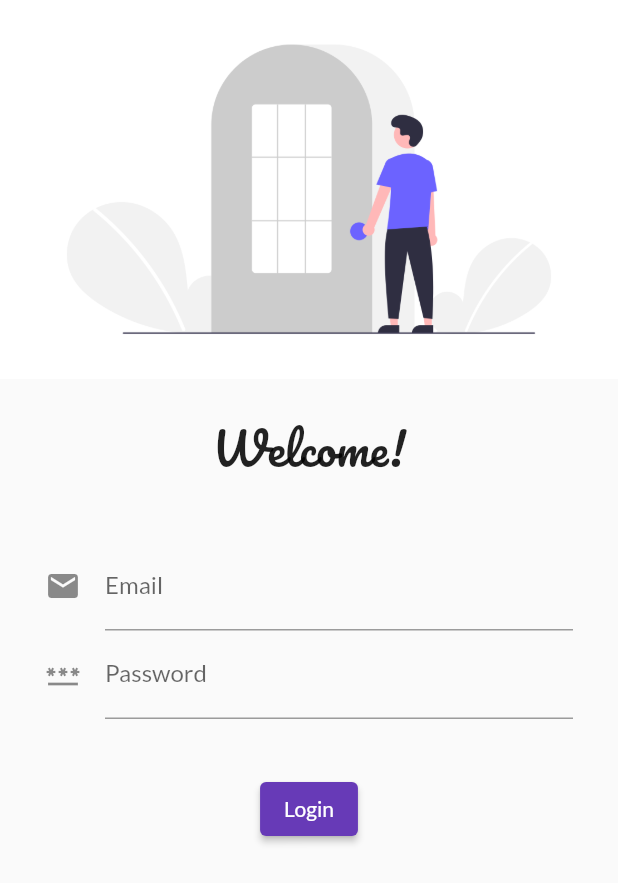
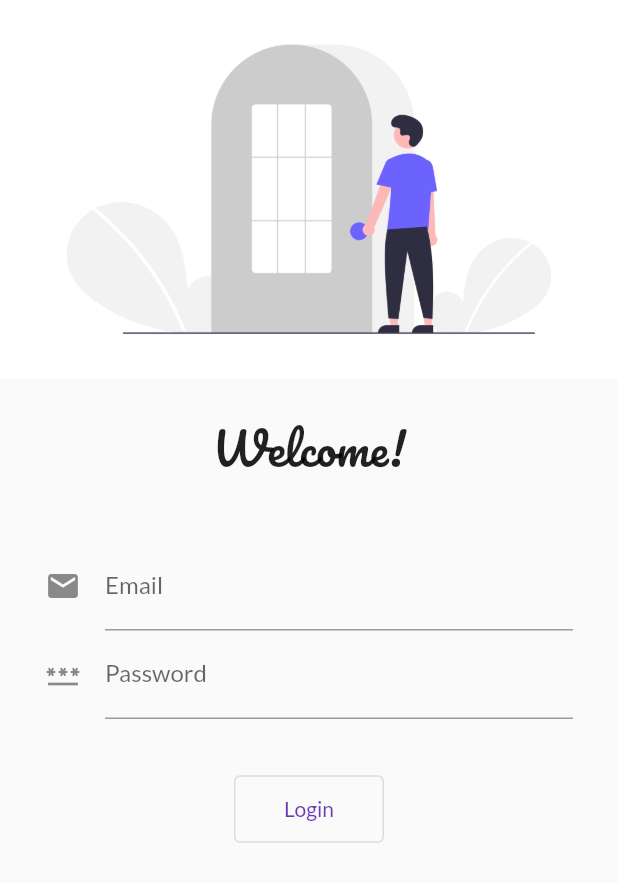
Before and after one commit to yusuf-raza/catalog-app, a Flutter app: the screen it shows after launch, on a phone screen of 412 x 824 dp. Shown: the top 883 px of the screen. Run offline on Flutter 3.47's test engine with Material 2 defaults, Android fonts, the phone set to English and light mode, and no system bars; our stand-ins replace google_fonts.

```diff
--- a/lib/main.dart
+++ b/lib/main.dart
@@ -1,5 +1,6 @@
 import 'package:catalog_app/screens/home_page.dart';
 import 'package:catalog_app/screens/login_screen.dart';
+import 'package:catalog_app/utils/routes.dart';
 import 'package:flutter/material.dart';
 import 'package:google_fonts/google_fonts.dart';
 
@@ -19,15 +20,14 @@ class MyApp extends StatelessWidget {
       //darkTheme: ThemeData(brightness: Brightness.light),
       theme: ThemeData(
         primarySwatch: Colors.deepPurple,
-        //fontFamily: GoogleFonts.lato().fontFamily,
         textTheme: GoogleFonts.latoTextTheme(),
-        //fontFamily: GoogleFonts.latoTextTheme().bodyText1!.fontFamily
+
       ),
      // home: HomePage(),
-      initialRoute: "/login",
+      initialRoute: MyRoutes.loginRoute,
       routes: {
-        "/home": (context) => HomePage(),
-        "/login": (context) => LoginScreen()
+        MyRoutes.homePageRoute: (context) => const HomePage(),
+        MyRoutes.loginRoute : (context) => const LoginScreen()
       },
     );
   }
--- a/lib/screens/login_screen.dart
+++ b/lib/screens/login_screen.dart
@@ -1,3 +1,4 @@
+import 'package:catalog_app/utils/routes.dart';
 import 'package:flutter/material.dart';
 import 'package:google_fonts/google_fonts.dart';
 
@@ -8,7 +9,9 @@ class LoginScreen extends StatelessWidget {
   Widget build(BuildContext context) {
     return Scaffold(
       body: SafeArea(
+        child: SingleChildScrollView(
           child: Column(
+           // mainAxisAlignment: MainAxisAlignment.center,
             children: [
               const Image(
                 image: AssetImage("assets/images/login.png"),
@@ -20,13 +23,15 @@ class LoginScreen extends StatelessWidget {
               Text(
                 "Welcome!",
                 style: TextStyle(
-                  fontSize: 30, fontFamily: GoogleFonts.pacifico().fontFamily),
+                    fontSize: 30,
+                    fontFamily: GoogleFonts.pacifico().fontFamily),
               ),
               const SizedBox(
                 height: 20,
               ),
               Padding(
-              padding: const EdgeInsets.symmetric(vertical: 16, horizontal: 30),
+                padding:
+                    const EdgeInsets.symmetric(vertical: 16, horizontal: 30),
                 child: Column(
                   children: [
                     TextFormField(
@@ -46,9 +51,16 @@ class LoginScreen extends StatelessWidget {
                   ],
                 ),
               ),
-            SizedBox(height: 20,),
-            ElevatedButton(onPressed: (){}, child: Text("Login"))
+              const SizedBox(
+                height: 20,
+              ),
+              OutlinedButton(
+                onPressed: () { Navigator.pushNamed(context, MyRoutes.homePageRoute);},
+                style: ElevatedButton.styleFrom(minimumSize: const Size(100, 45)),
+                child: const Text("Login"),
+              )
             ],
+          ),
         ),
       ),
     );
--- /dev/null
+++ b/lib/utils/routes.dart
@@ -0,0 +1,5 @@
+class MyRoutes{
+
+  static String loginRoute ="/login-route";
+  static String homePageRoute = "/homepage-route";
+}
```
Lines whose indentation alone changed are shown as unchanged.
